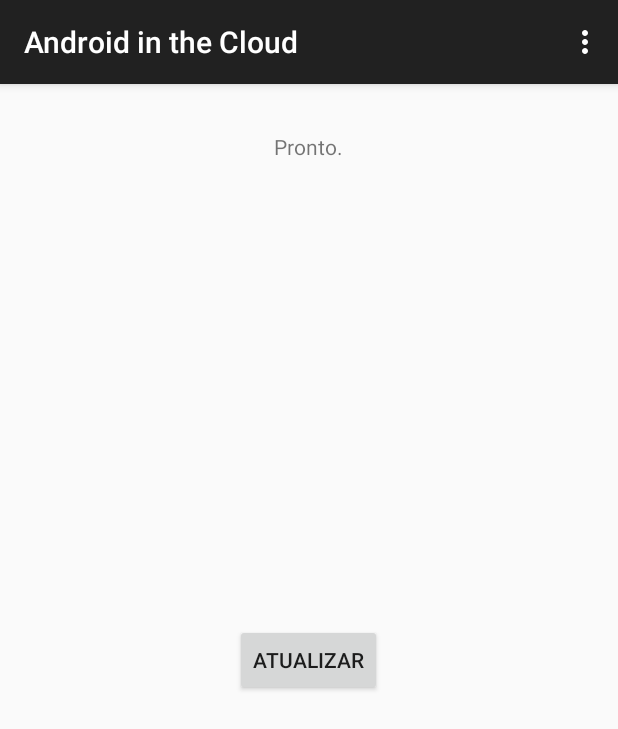
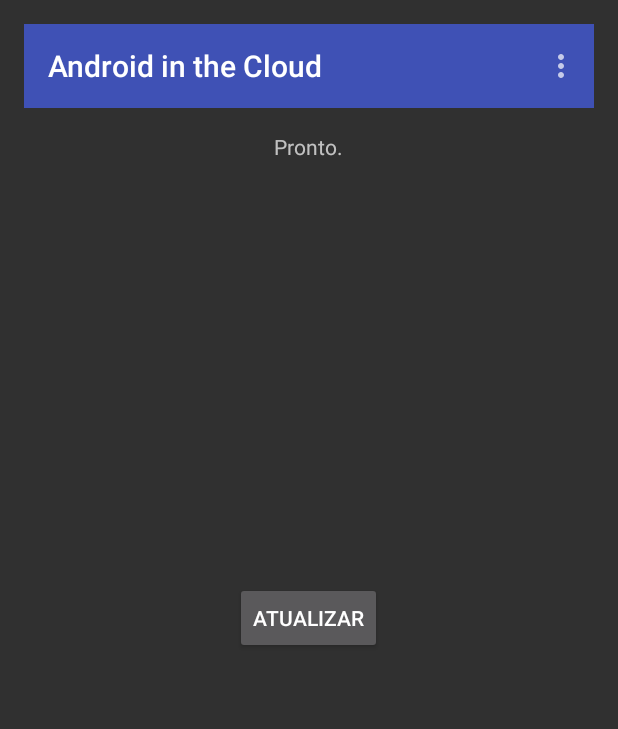
Before and after one commit to josenaves/android-in-the-cloud, an Android app: the screen it shows after launch (MainActivity), on a phone screen of 412 x 824 dp. Shown: the top 729 px of the screen. Run offline under Robolectric (Android 15) with nearby library versions, the phone set to English and light mode, and no system bars.

Commit message:
Material Design guidelines

```diff
--- a/app/src/main/AndroidManifest.xml
+++ b/app/src/main/AndroidManifest.xml
@@ -6,7 +6,7 @@
         android:allowBackup="true"
         android:icon="@mipmap/ic_launcher"
         android:label="@string/app_name"
-        android:theme="@style/AppTheme" >
+        android:theme="@style/MaterialTheme" >
         <activity
             android:name=".MainActivity"
             android:label="@string/app_name" >
--- a/app/src/main/java/com/josenaves/android/cloud/MainActivity.java
+++ b/app/src/main/java/com/josenaves/android/cloud/MainActivity.java
@@ -6,6 +6,7 @@ import android.net.NetworkInfo;
 import android.os.AsyncTask;
 import android.os.Bundle;
 import android.support.v7.app.AppCompatActivity;
+import android.support.v7.widget.Toolbar;
 import android.view.Menu;
 import android.view.MenuItem;
 import android.view.View;
@@ -22,10 +23,17 @@ public class MainActivity extends AppCompatActivity {
     private TextView txtStatus;
     private ProgressBar progress;
 
+    private Toolbar toolbar;
+
     @Override
     protected void onCreate(Bundle savedInstanceState) {
         super.onCreate(savedInstanceState);
         setContentView(R.layout.activity_main);
+
+        toolbar = (Toolbar) findViewById(R.id.toolbar);
+        setSupportActionBar(toolbar);
+        getSupportActionBar().setDisplayShowHomeEnabled(true);
+
 
         txtStatus = (TextView) findViewById(R.id.txtStatus);
         txtStatus.setText(R.string.status_ready);
--- a/app/src/main/res/layout/activity_main.xml
+++ b/app/src/main/res/layout/activity_main.xml
@@ -7,13 +7,25 @@
     android:paddingBottom="@dimen/activity_vertical_margin"
     tools:context=".MainActivity">
 
+    <LinearLayout
+        android:layout_width="fill_parent"
+        android:layout_height="wrap_content"
+        android:layout_alignParentTop="true"
+        android:orientation="vertical"
+        android:id="@+id/linearLayout">
+
+        <include
+            android:id="@+id/toolbar"
+            layout="@layout/toolbar" />
+    </LinearLayout>
+
     <TextView android:text="@string/status_ready"
+        android:id="@+id/txtStatus"
         android:layout_width="wrap_content"
         android:layout_height="wrap_content"
-        android:layout_alignParentTop="true"
         android:layout_centerHorizontal="true"
-        android:layout_marginTop="@dimen/activity_vertical_margin"
-        android:id="@+id/txtStatus" />
+        android:layout_below="@+id/linearLayout"
+        android:layout_marginTop="@dimen/activity_vertical_margin"/>
 
     <Button
         android:layout_width="wrap_content"
--- /dev/null
+++ b/app/src/main/res/layout/toolbar.xml
@@ -0,0 +1,8 @@
+<?xml version="1.0" encoding="utf-8"?>
+<android.support.v7.widget.Toolbar
+    xmlns:android="http://schemas.android.com/apk/res/android"
+    android:id="@+id/toolbar"
+    android:layout_width="match_parent"
+    android:layout_height="@dimen/abc_action_bar_default_height_material"
+    android:minHeight="@dimen/abc_action_bar_default_height_material"
+    android:background="?attr/colorPrimary" />
--- /dev/null
+++ b/app/src/main/res/values-v21/styles.xml
@@ -0,0 +1,11 @@
+<resources>
+
+    <style name="MaterialTheme" parent="MaterialTheme.Base">
+        <item name="android:windowContentTransitions">true</item>
+        <item name="android:windowAllowEnterTransitionOverlap">true</item>
+        <item name="android:windowAllowReturnTransitionOverlap">true</item>
+        <item name="android:windowSharedElementEnterTransition">@android:transition/move</item>
+        <item name="android:windowSharedElementExitTransition">@android:transition/move</item>
+    </style>
+
+</resources>
--- /dev/null
+++ b/app/src/main/res/values/colors.xml
@@ -0,0 +1,9 @@
+<?xml version="1.0" encoding="utf-8"?>
+<resources>
+    <color name="colorPrimary">#3F51B5</color>
+    <color name="colorPrimaryDark">#1A237E</color>
+    <color name="textColorPrimary">#E8EAF6</color>
+    <color name="windowBackground">#E8EAF6</color>
+    <color name="navigationBarColor">#000000</color>
+    <color name="colorAccent">#7986CB</color>
+</resources>
--- a/app/src/main/res/values/styles.xml
+++ b/app/src/main/res/values/styles.xml
@@ -1,8 +1,14 @@
 <resources>
 
     <!-- Base application theme. -->
-    <style name="AppTheme" parent="Theme.AppCompat.Light.DarkActionBar">
+    <style name="MaterialTheme" parent="MaterialTheme.Base">
         <!-- Customize your theme here. -->
     </style>
 
+    <style name="MaterialTheme.Base" parent="Theme.AppCompat.NoActionBar">
+        <item name="colorPrimary">@color/colorPrimary</item>
+        <item name="colorPrimaryDark">@color/colorPrimaryDark</item>
+        <item name="colorAccent">@color/colorAccent</item>
+    </style>
+
 </resources>
```
